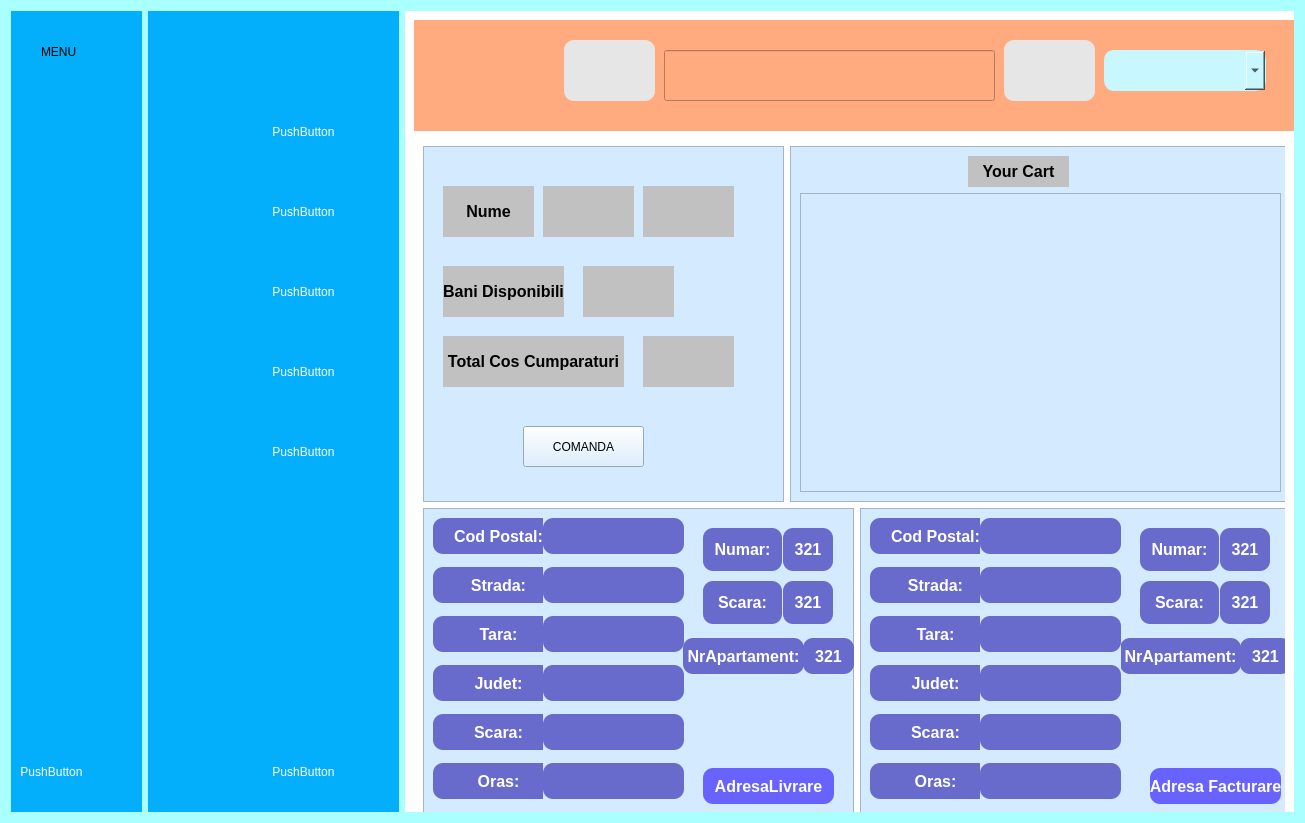
Before: the Qt Designer form dashboard.ui in SabinGhost19/OOP-Project, drawn with Qt 5.
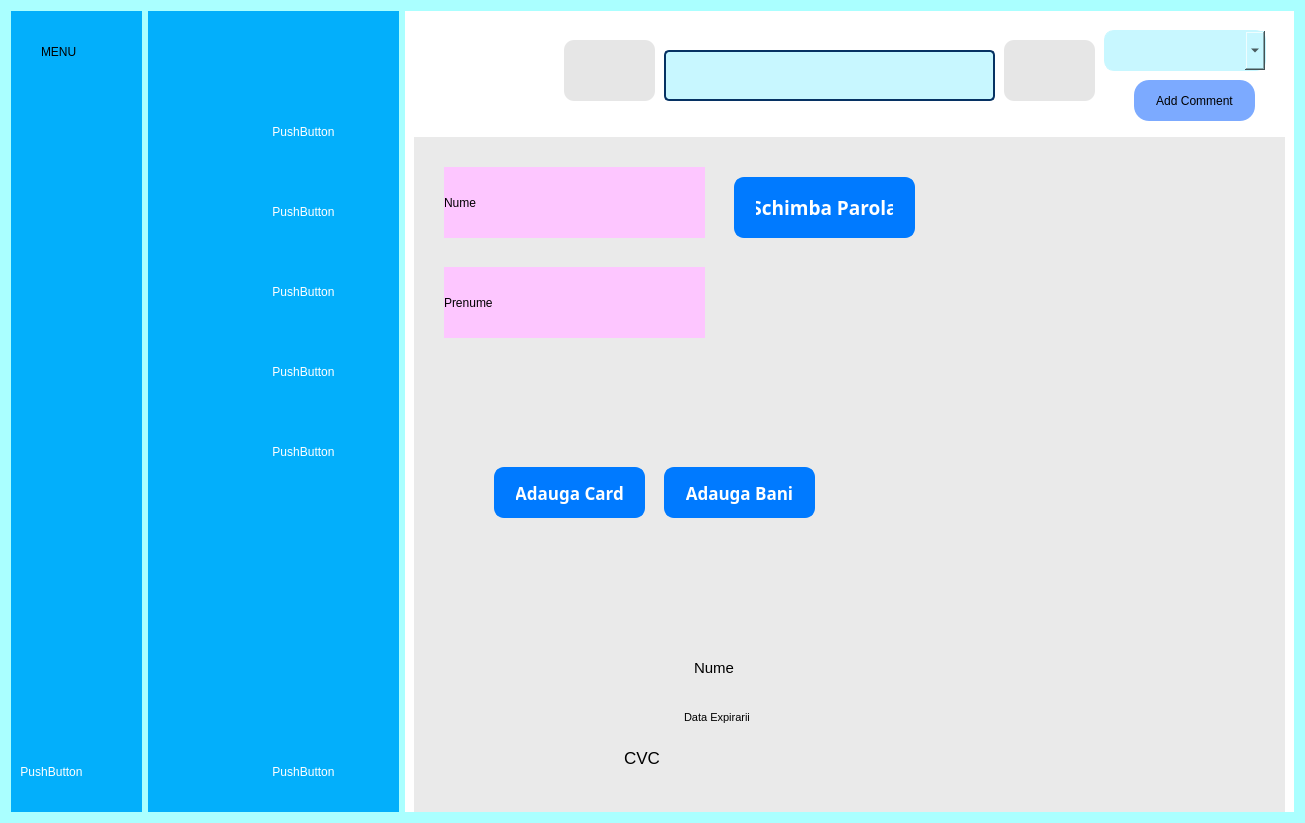
After: the same form once the commit is applied. The open tabs and pages were chosen to show the change. Icons and pictures are not drawn.

What changed in the file:
```diff
--- a/dashboard.ui
+++ b/dashboard.ui
@@ -144,7 +144,10 @@
          </size>
         </property>
         <property name="styleSheet">
-         <string notr="true">background-color: rgb(255, 170, 127);</string>
+         <string notr="true">QWidget {
+    background-color: white;    /* Setează culoarea de fundal la alb */
+    border-radius: 15px;        /* Setează colțurile rotunjite la o rază de 15px */
+}</string>
         </property>
         <widget class="QLabel" name="label_2">
          <property name="geometry">
@@ -202,6 +205,15 @@
            <height>51</height>
           </rect>
          </property>
+         <property name="styleSheet">
+          <string notr="true">QLineEdit {
+    background-color: #C8F7FF;   /* Setează culoarea de fundal */
+    border: 2px solid #063263;   /* Setează un contur de culoare */
+    border-radius: 5px;          /* Setează colțurile rotunjite */
+    padding: 5px;                /* Adaugă un spațiu de 5px în interiorul lineEdit-ului */
+}
+</string>
+         </property>
         </widget>
         <widget class="QPushButton" name="search">
          <property name="geometry">
@@ -235,13 +247,14 @@
          <property name="geometry">
           <rect>
            <x>690</x>
-           <y>30</y>
+           <y>10</y>
            <width>162</width>
            <height>41</height>
           </rect>
          </property>
          <property name="styleSheet">
           <string notr="true">QComboBox {
+	background-color: rgb(255, 255, 255);
     background-color: #C8F7FF; /* Culoarea de fundal */
     border: 1px solid #C8F7FF; /* Bordura */
     border-radius: 10px; /* Rotunjirea colțurilor */
@@ -273,6 +286,22 @@
 </string>
          </property>
         </widget>
+        <widget class="QPushButton" name="ForumButton">
+         <property name="geometry">
+          <rect>
+           <x>720</x>
+           <y>60</y>
+           <width>121</width>
+           <height>41</height>
+          </rect>
+         </property>
+         <property name="styleSheet">
+          <string notr="true">background-color: rgb(124, 170, 255);</string>
+         </property>
+         <property name="text">
+          <string>Add Comment</string>
+         </property>
+        </widget>
        </widget>
       </item>
       <item row="1" column="0">
@@ -283,6 +312,9 @@
           <height>691</height>
          </size>
         </property>
+        <property name="styleSheet">
+         <string notr="true">background-color: rgb(234, 234, 234);</string>
+        </property>
         <property name="currentIndex">
          <number>3</number>
         </property>
@@ -582,10 +614,30 @@
               <rect>
                <x>100</x>
                <y>280</y>
-               <width>121</width>
-               <height>41</height>
+               <width>131</width>
+               <height>51</height>
               </rect>
              </property>
+             <property name="font">
+              <font>
+               <family>Segoe UI Variable Display Semib</family>
+               <pointsize>11</pointsize>
+               <bold>true</bold>
+              </font>
+             </property>
+             <property name="styleSheet">
+              <string notr="true">QPushButton {
+    background-color: #007aff;      /* Culorile caracteristice Apple */
+    border: 2px solid #007aff;      /* Conturul butonului */
+    border-radius: 10px;            /* Colțurile rotunjite */
+    color: white;                   /* Culoarea textului */
+    padding: 10px 20px;             /* Spațiul intern */
+}
+
+QPushButton:hover {
+    background-color: #0056b3;      /* Culoare de fundal la hover */
+}</string>
+             </property>
              <property name="text">
               <string>COMANDA</string>
              </property>
@@ -1886,6 +1938,686 @@
           </item>
          </layout>
         </widget>
+        <widget class="QWidget" name="Cont">
+         <widget class="QLabel" name="ContNume">
+          <property name="geometry">
+           <rect>
+            <x>30</x>
+            <y>30</y>
+            <width>261</width>
+            <height>71</height>
+           </rect>
+          </property>
+          <property name="styleSheet">
+           <string notr="true">background-color: rgb(253, 198, 255);</string>
+          </property>
+          <property name="text">
+           <string>Nume</string>
+          </property>
+         </widget>
+         <widget class="QLabel" name="ContPrenume">
+          <property name="geometry">
+           <rect>
+            <x>30</x>
+            <y>130</y>
+            <width>261</width>
+            <height>71</height>
+           </rect>
+          </property>
+          <property name="styleSheet">
+           <string notr="true">background-color: rgb(253, 198, 255);</string>
+          </property>
+          <property name="text">
+           <string>Prenume</string>
+          </property>
+         </widget>
+         <widget class="QPushButton" name="SchimbaParola">
+          <property name="geometry">
+           <rect>
+            <x>320</x>
+            <y>40</y>
+            <width>181</width>
+            <height>61</height>
+           </rect>
+          </property>
+          <property name="font">
+           <font>
+            <family>Segoe UI Variable Display Semib</family>
+            <pointsize>14</pointsize>
+            <bold>true</bold>
+           </font>
+          </property>
+          <property name="styleSheet">
+           <string notr="true">QPushButton {
+    background-color: #007aff;      /* Culorile caracteristice Apple */
+    border: 2px solid #007aff;      /* Conturul butonului */
+    border-radius: 10px;            /* Colțurile rotunjite */
+    color: white;                   /* Culoarea textului */
+    padding: 10px 20px;             /* Spațiul intern */
+}
+
+QPushButton:hover {
+    background-color: #0056b3;      /* Culoare de fundal la hover */
+}</string>
+          </property>
+          <property name="text">
+           <string>Schimba Parola</string>
+          </property>
+         </widget>
+         <widget class="QPushButton" name="AdaugaCard">
+          <property name="geometry">
+           <rect>
+            <x>80</x>
+            <y>330</y>
+            <width>151</width>
+            <height>51</height>
+           </rect>
+          </property>
+          <property name="font">
+           <font>
+            <family>Segoe UI Variable Small Semibol</family>
+            <pointsize>13</pointsize>
+            <bold>true</bold>
+           </font>
+          </property>
+          <property name="styleSheet">
+           <string notr="true">QPushButton {
+    background-color: #007aff;      /* Culorile caracteristice Apple */
+    border: 2px solid #007aff;      /* Conturul butonului */
+    border-radius: 10px;            /* Colțurile rotunjite */
+    color: white;                   /* Culoarea textului */
+    padding: 10px 20px;             /* Spațiul intern */
+}
+
+QPushButton:hover {
+    background-color: #0056b3;      /* Culoare de fundal la hover */
+}</string>
+          </property>
+          <property name="text">
+           <string>Adauga Card</string>
+          </property>
+         </widget>
+         <widget class="QPushButton" name="AdaugaBani">
+          <property name="geometry">
+           <rect>
+            <x>250</x>
+            <y>330</y>
+            <width>151</width>
+            <height>51</height>
+           </rect>
+          </property>
+          <property name="font">
+           <font>
+            <family>Segoe UI Variable Display Semib</family>
+            <pointsize>13</pointsize>
+            <bold>true</bold>
+           </font>
+          </property>
+          <property name="styleSheet">
+           <string notr="true">QPushButton {
+    background-color: #007aff;      /* Culorile caracteristice Apple */
+    border: 2px solid #007aff;      /* Conturul butonului */
+    border-radius: 10px;            /* Colțurile rotunjite */
+    color: white;                   /* Culoarea textului */
+    padding: 10px 20px;             /* Spațiul intern */
+}
+
+QPushButton:hover {
+    background-color: #0056b3;      /* Culoare de fundal la hover */
+}</string>
+          </property>
+          <property name="text">
+           <string>Adauga Bani</string>
+          </property>
+         </widget>
+         <widget class="QLabel" name="VIEWNumar">
+          <property name="geometry">
+           <rect>
+            <x>50</x>
+            <y>450</y>
+            <width>391</width>
+            <height>41</height>
+           </rect>
+          </property>
+          <property name="font">
+           <font>
+            <pointsize>32</pointsize>
+           </font>
+          </property>
+          <property name="styleSheet">
+           <string notr="true">background-color: rgba(0, 0, 0, 0);
+color: rgb(255, 255, 255);</string>
+          </property>
+          <property name="text">
+           <string/>
+          </property>
+          <property name="alignment">
+           <set>Qt::AlignCenter</set>
+          </property>
+         </widget>
+         <widget class="QLabel" name="VIEWOwner">
+          <property name="geometry">
+           <rect>
+            <x>280</x>
+            <y>510</y>
+            <width>191</width>
+            <height>41</height>
+           </rect>
+          </property>
+          <property name="font">
+           <font>
+            <pointsize>21</pointsize>
+           </font>
+          </property>
+          <property name="styleSheet">
+           <string notr="true">background-color: rgba(0, 0, 0, 0);
+color: rgb(255, 255, 255);</string>
+          </property>
+          <property name="text">
+           <string/>
+          </property>
+          <property name="alignment">
+           <set>Qt::AlignCenter</set>
+          </property>
+         </widget>
+         <widget class="QLabel" name="VIEWData">
+          <property name="geometry">
+           <rect>
+            <x>350</x>
+            <y>560</y>
+            <width>111</width>
+            <height>41</height>
+           </rect>
+          </property>
+          <property name="font">
+           <font>
+            <pointsize>12</pointsize>
+           </font>
+          </property>
+          <property name="styleSheet">
+           <string notr="true">background-color: rgba(0, 0, 0, 0);
+color: rgb(255, 255, 255);</string>
+          </property>
+          <property name="text">
+           <string/>
+          </property>
+         </widget>
+         <widget class="QLabel" name="label_15">
+          <property name="geometry">
+           <rect>
+            <x>210</x>
+            <y>600</y>
+            <width>51</width>
+            <height>41</height>
+           </rect>
+          </property>
+          <property name="font">
+           <font>
+            <pointsize>13</pointsize>
+           </font>
+          </property>
+          <property name="styleSheet">
+           <string notr="true">background-color: rgba(0, 0, 0, 0);</string>
+          </property>
+          <property name="text">
+           <string>CVC</string>
+          </property>
+         </widget>
+         <widget class="QLabel" name="VIEWcvc">
+          <property name="geometry">
+           <rect>
+            <x>250</x>
+            <y>600</y>
+            <width>111</width>
+            <height>41</height>
+           </rect>
+          </property>
+          <property name="font">
+           <font>
+            <pointsize>19</pointsize>
+           </font>
+          </property>
+          <property name="styleSheet">
+           <string notr="true">background-color: rgba(0, 0, 0, 0);
+color: rgb(255, 255, 255);</string>
+          </property>
+          <property name="text">
+           <string/>
+          </property>
+         </widget>
+         <widget class="QLabel" name="VIEWCARD">
+          <property name="geometry">
+           <rect>
+            <x>20</x>
+            <y>340</y>
+            <width>481</width>
+            <height>361</height>
+           </rect>
+          </property>
+          <property name="styleSheet">
+           <string notr="true">background-color: rgb(234, 234, 234);</string>
+          </property>
+          <property name="text">
+           <string/>
+          </property>
+          <property name="pixmap">
+           <pixmap resource="QtResource.qrc">:/img/img/card.png</pixmap>
+          </property>
+          <property name="scaledContents">
+           <bool>true</bool>
+          </property>
+         </widget>
+         <widget class="QLabel" name="label_12">
+          <property name="geometry">
+           <rect>
+            <x>520</x>
+            <y>370</y>
+            <width>111</width>
+            <height>91</height>
+           </rect>
+          </property>
+          <property name="text">
+           <string/>
+          </property>
+          <property name="pixmap">
+           <pixmap resource="QtResource.qrc">:/img/img/visa.png</pixmap>
+          </property>
+          <property name="scaledContents">
+           <bool>true</bool>
+          </property>
+         </widget>
+         <widget class="QLabel" name="label_13">
+          <property name="geometry">
+           <rect>
+            <x>520</x>
+            <y>470</y>
+            <width>111</width>
+            <height>91</height>
+           </rect>
+          </property>
+          <property name="text">
+           <string/>
+          </property>
+          <property name="pixmap">
+           <pixmap resource="QtResource.qrc">:/img/img/paypal.png</pixmap>
+          </property>
+          <property name="scaledContents">
+           <bool>true</bool>
+          </property>
+         </widget>
+         <widget class="QLabel" name="label_14">
+          <property name="geometry">
+           <rect>
+            <x>520</x>
+            <y>560</y>
+            <width>111</width>
+            <height>91</height>
+           </rect>
+          </property>
+          <property name="text">
+           <string/>
+          </property>
+          <property name="pixmap">
+           <pixmap resource="QtResource.qrc">:/img/img/applePay.png</pixmap>
+          </property>
+          <property name="scaledContents">
+           <bool>true</bool>
+          </property>
+         </widget>
+         <widget class="QLabel" name="label_16">
+          <property name="geometry">
+           <rect>
+            <x>280</x>
+            <y>510</y>
+            <width>51</width>
+            <height>41</height>
+           </rect>
+          </property>
+          <property name="font">
+           <font>
+            <pointsize>11</pointsize>
+           </font>
+          </property>
+          <property name="styleSheet">
+           <string notr="true">background-color: rgba(0, 0, 0, 0);</string>
+          </property>
+          <property name="text">
+           <string>Nume</string>
+          </property>
+         </widget>
+         <widget class="QLabel" name="label_17">
+          <property name="geometry">
+           <rect>
+            <x>270</x>
+            <y>560</y>
+            <width>81</width>
+            <height>41</height>
+           </rect>
+          </property>
+          <property name="font">
+           <font>
+            <pointsize>8</pointsize>
+           </font>
+          </property>
+          <property name="styleSheet">
+           <string notr="true">background-color: rgba(0, 0, 0, 0);</string>
+          </property>
+          <property name="text">
+           <string>Data Expirarii</string>
+          </property>
+         </widget>
+         <zorder>VIEWCARD</zorder>
+         <zorder>ContNume</zorder>
+         <zorder>ContPrenume</zorder>
+         <zorder>SchimbaParola</zorder>
+         <zorder>AdaugaCard</zorder>
+         <zorder>AdaugaBani</zorder>
+         <zorder>VIEWNumar</zorder>
+         <zorder>VIEWOwner</zorder>
+         <zorder>VIEWData</zorder>
+         <zorder>label_15</zorder>
+         <zorder>VIEWcvc</zorder>
+         <zorder>label_12</zorder>
+         <zorder>label_13</zorder>
+         <zorder>label_14</zorder>
+         <zorder>label_16</zorder>
+         <zorder>label_17</zorder>
+        </widget>
+        <widget class="QWidget" name="AdaugaCard_2">
+         <widget class="QLabel" name="label_8">
+          <property name="geometry">
+           <rect>
+            <x>70</x>
+            <y>110</y>
+            <width>131</width>
+            <height>61</height>
+           </rect>
+          </property>
+          <property name="text">
+           <string>Numar</string>
+          </property>
+         </widget>
+         <widget class="QLabel" name="label_9">
+          <property name="geometry">
+           <rect>
+            <x>90</x>
+            <y>220</y>
+            <width>131</width>
+            <height>61</height>
+           </rect>
+          </property>
+          <property name="text">
+           <string>Detinator Card</string>
+          </property>
+         </widget>
+         <widget class="QLabel" name="label_10">
+          <property name="geometry">
+           <rect>
+            <x>90</x>
+            <y>330</y>
+            <width>131</width>
+            <height>61</height>
+           </rect>
+          </property>
+          <property name="text">
+           <string>Data Expirarii</string>
+          </property>
+         </widget>
+         <widget class="QLabel" name="label_11">
+          <property name="geometry">
+           <rect>
+            <x>110</x>
+            <y>430</y>
+            <width>131</width>
+            <height>61</height>
+           </rect>
+          </property>
+          <property name="text">
+           <string>CVC</string>
+          </property>
+         </widget>
+         <widget class="QLineEdit" name="NumarCard">
+          <property name="geometry">
+           <rect>
+            <x>310</x>
+            <y>100</y>
+            <width>361</width>
+            <height>51</height>
+           </rect>
+          </property>
+          <property name="styleSheet">
+           <string notr="true">QLineEdit {
+    background-color: #C8F7FF;   /* Setează culoarea de fundal */
+    border: 2px solid #063263;   /* Setează un contur de culoare */
+    border-radius: 5px;          /* Setează colțurile rotunjite */
+    padding: 5px;                /* Adaugă un spațiu de 5px în interiorul lineEdit-ului */
+}
+</string>
+          </property>
+         </widget>
+         <widget class="QLineEdit" name="Detinator">
+          <property name="geometry">
+           <rect>
+            <x>320</x>
+            <y>220</y>
+            <width>361</width>
+            <height>51</height>
+           </rect>
+          </property>
+          <property name="styleSheet">
+           <string notr="true">QLineEdit {
+    background-color: #C8F7FF;   /* Setează culoarea de fundal */
+    border: 2px solid #063263;   /* Setează un contur de culoare */
+    border-radius: 5px;          /* Setează colțurile rotunjite */
+    padding: 5px;                /* Adaugă un spațiu de 5px în interiorul lineEdit-ului */
+}
+</string>
+          </property>
+         </widget>
+         <widget class="QLineEdit" name="DataExpirarii">
+          <property name="geometry">
+           <rect>
+            <x>310</x>
+            <y>330</y>
+            <width>361</width>
+            <height>51</height>
+           </rect>
+          </property>
+          <property name="styleSheet">
+           <string notr="true">QLineEdit {
+    background-color: #C8F7FF;   /* Setează culoarea de fundal */
+    border: 2px solid #063263;   /* Setează un contur de culoare */
+    border-radius: 5px;          /* Setează colțurile rotunjite */
+    padding: 5px;                /* Adaugă un spațiu de 5px în interiorul lineEdit-ului */
+}
+</string>
+          </property>
+         </widget>
+         <widget class="QLineEdit" name="CVC">
+          <property name="geometry">
+           <rect>
+            <x>320</x>
+            <y>440</y>
+            <width>361</width>
+            <height>51</height>
+           </rect>
+          </property>
+          <property name="styleSheet">
+           <string notr="true">QLineEdit {
+    background-color: #C8F7FF;   /* Setează culoarea de fundal */
+    border: 2px solid #063263;   /* Setează un contur de culoare */
+    border-radius: 5px;          /* Setează colțurile rotunjite */
+    padding: 5px;                /* Adaugă un spațiu de 5px în interiorul lineEdit-ului */
+}
+</string>
+          </property>
+         </widget>
+         <widget class="QPushButton" name="Add_Card_Button">
+          <property name="geometry">
+           <rect>
+            <x>320</x>
+            <y>560</y>
+            <width>151</width>
+            <height>51</height>
+           </rect>
+          </property>
+          <property name="font">
+           <font>
+            <family>Segoe UI Variable Text Semibold</family>
+            <pointsize>16</pointsize>
+            <bold>true</bold>
+           </font>
+          </property>
+          <property name="styleSheet">
+           <string notr="true">QPushButton {
+    background-color: #007aff;      /* Culorile caracteristice Apple */
+    border: 2px solid #007aff;      /* Conturul butonului */
+    border-radius: 10px;            /* Colțurile rotunjite */
+    color: white;                   /* Culoarea textului */
+    padding: 10px 20px;             /* Spațiul intern */
+}
+
+QPushButton:hover {
+    background-color: #0056b3;      /* Culoare de fundal la hover */
+}</string>
+          </property>
+          <property name="text">
+           <string>ADD CARD</string>
+          </property>
+         </widget>
+        </widget>
+        <widget class="QWidget" name="SchimbaParola_2">
+         <widget class="QLabel" name="label_5">
+          <property name="geometry">
+           <rect>
+            <x>80</x>
+            <y>70</y>
+            <width>211</width>
+            <height>61</height>
+           </rect>
+          </property>
+          <property name="text">
+           <string>Parola Actuala</string>
+          </property>
+         </widget>
+         <widget class="QLabel" name="label_6">
+          <property name="geometry">
+           <rect>
+            <x>50</x>
+            <y>320</y>
+            <width>251</width>
+            <height>51</height>
+           </rect>
+          </property>
+          <property name="text">
+           <string>Reintroduceti Parola Noua</string>
+          </property>
+         </widget>
+         <widget class="QLabel" name="label_7">
+          <property name="geometry">
+           <rect>
+            <x>70</x>
+            <y>180</y>
+            <width>231</width>
+            <height>51</height>
+           </rect>
+          </property>
+          <property name="text">
+           <string>Parola Noua</string>
+          </property>
+         </widget>
+         <widget class="QLineEdit" name="VerifyParola">
+          <property name="geometry">
+           <rect>
+            <x>400</x>
+            <y>70</y>
+            <width>371</width>
+            <height>61</height>
+           </rect>
+          </property>
+          <property name="styleSheet">
+           <string notr="true">QLineEdit {
+    background-color: #C8F7FF;   /* Setează culoarea de fundal */
+    border: 2px solid #063263;   /* Setează un contur de culoare */
+    border-radius: 5px;          /* Setează colțurile rotunjite */
+    padding: 5px;                /* Adaugă un spațiu de 5px în interiorul lineEdit-ului */
+}
+</string>
+          </property>
+         </widget>
+         <widget class="QLineEdit" name="NewParola">
+          <property name="geometry">
+           <rect>
+            <x>410</x>
+            <y>180</y>
+            <width>371</width>
+            <height>61</height>
+           </rect>
+          </property>
+          <property name="styleSheet">
+           <string notr="true">QLineEdit {
+    background-color: #C8F7FF;   /* Setează culoarea de fundal */
+    border: 2px solid #063263;   /* Setează un contur de culoare */
+    border-radius: 5px;          /* Setează colțurile rotunjite */
+    padding: 5px;                /* Adaugă un spațiu de 5px în interiorul lineEdit-ului */
+}
+
+</string>
+          </property>
+         </widget>
+         <widget class="QLineEdit" name="NewParolaAgain">
+          <property name="geometry">
+           <rect>
+            <x>420</x>
+            <y>310</y>
+            <width>371</width>
+            <height>61</height>
+           </rect>
+          </property>
+          <property name="styleSheet">
+           <string notr="true">QLineEdit {
+    background-color: #C8F7FF;   /* Setează culoarea de fundal */
+    border: 2px solid #063263;   /* Setează un contur de culoare */
+    border-radius: 5px;          /* Setează colțurile rotunjite */
+    padding: 5px;                /* Adaugă un spațiu de 5px în interiorul lineEdit-ului */
+}
+</string>
+          </property>
+         </widget>
+         <widget class="QPushButton" name="NewPasswSUBMIT">
+          <property name="geometry">
+           <rect>
+            <x>270</x>
+            <y>460</y>
+            <width>201</width>
+            <height>71</height>
+           </rect>
+          </property>
+          <property name="font">
+           <font>
+            <family>Segoe UI Variable Display Semib</family>
+            <pointsize>21</pointsize>
+            <bold>true</bold>
+           </font>
+          </property>
+          <property name="styleSheet">
+           <string notr="true">QPushButton {
+    background-color: #007aff;      /* Culorile caracteristice Apple */
+    border: 2px solid #007aff;      /* Conturul butonului */
+    border-radius: 10px;            /* Colțurile rotunjite */
+    color: white;                   /* Culoarea textului */
+    padding: 10px 20px;             /* Spațiul intern */
+}
+
+QPushButton:hover {
+    background-color: #0056b3;      /* Culoare de fundal la hover */
+}</string>
+          </property>
+          <property name="text">
+           <string>Submit</string>
+          </property>
+         </widget>
+        </widget>
         <widget class="QWidget" name="product_page">
          <layout class="QGridLayout" name="gridLayout_4">
           <item row="0" column="0">
```
Left out of the diff: 97 changed lines with no effect on the pictures.
